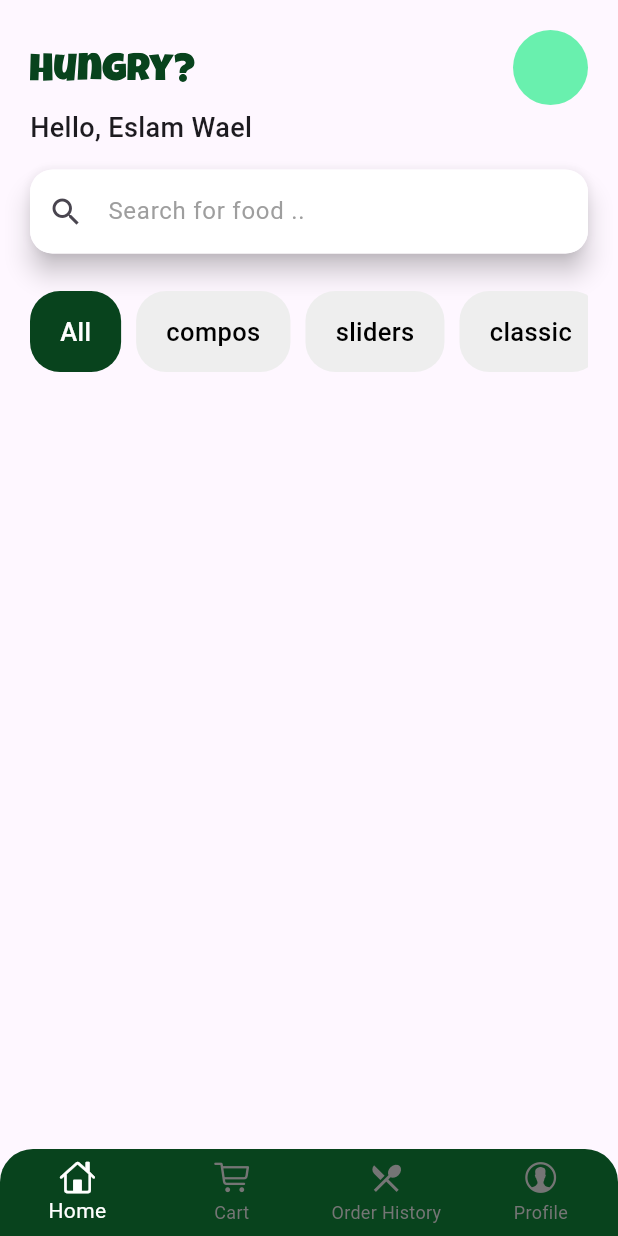
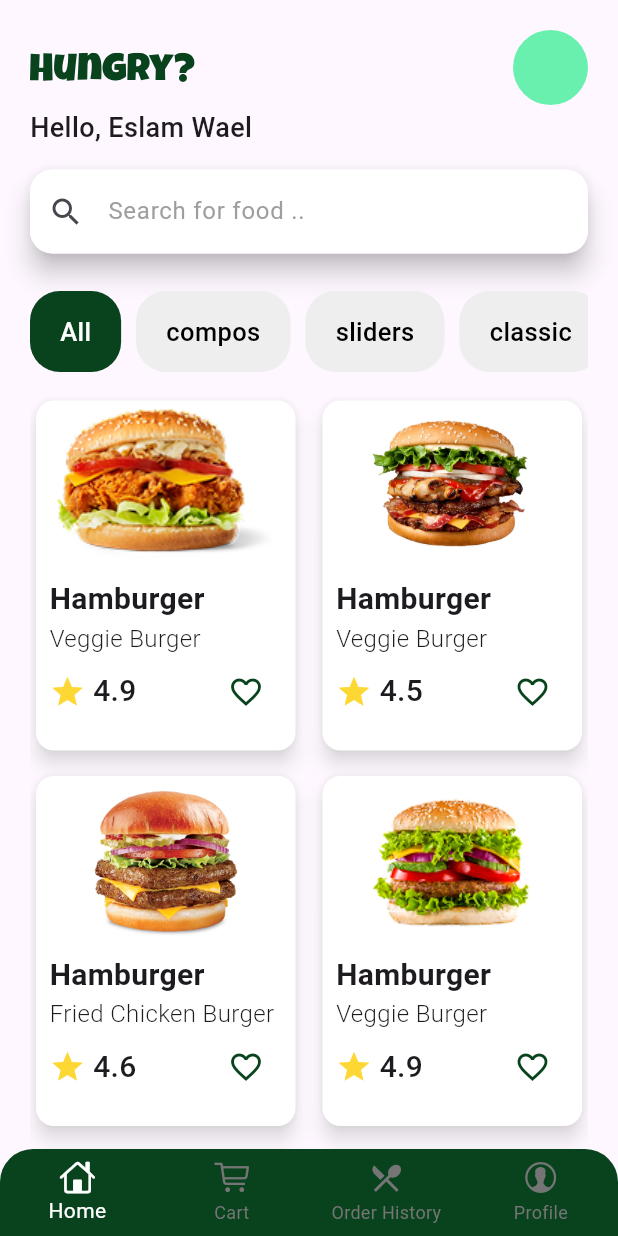
Before and after one commit to eslamwael22/Foodie, a Flutter app: the screen it shows after launch, on a phone screen of 412 x 824 dp. Run offline on Flutter 3.47's test engine with Material 3 defaults, Android fonts, the phone set to English and light mode, and no system bars; our stand-ins replace flutter_svg, gap, go_router.

Commit message:
feat: add food data model and card widget for displaying food items
- Created FoodModel class to represent food item attributes.
- Added food_data.dart to store a list of food items.
- Implemented Carditem widget to display food items with title, subtitle, rating, and image.
- Integrated favorite functionality in Carditem widget.

```diff
--- a/lib/core/widgets/custom_text.dart
+++ b/lib/core/widgets/custom_text.dart
@@ -5,6 +5,8 @@ class CustomText extends StatelessWidget {
   final Color? color;
   final double? fontSize;
   final FontWeight? fontWeight;
+  final int? maxLines;
+  final TextOverflow? overflow;
 
   const CustomText({
     super.key,
@@ -12,12 +14,16 @@ class CustomText extends StatelessWidget {
     this.color,
     this.fontSize,
     this.fontWeight,
+    this.maxLines,
+    this.overflow,
   });
 
   @override
   Widget build(BuildContext context) {
     return Text(
       text,
+      maxLines: maxLines,
+      overflow: overflow,
       style: TextStyle(
         color: color,
         fontSize: fontSize,
--- /dev/null
+++ b/lib/features/home/data/food_data.dart
@@ -0,0 +1,40 @@
+import 'package:foodie/features/home/data/models/food_model.dart';
+
+final List<FoodModel> foods = [
+  FoodModel(
+    title: 'Hamburger',
+    subtitle: 'Veggie Burger',
+    rating: '4.9',
+    image: 'assets/images/image 3.png',
+  ),
+  FoodModel(
+    title: 'Hamburger',
+    subtitle: 'Veggie Burger',
+    rating: '4.5',
+    image: 'assets/images/image 4.png',
+  ),
+  FoodModel(
+    title: 'Hamburger',
+    subtitle: 'Fried Chicken Burger',
+    rating: '4.6',
+    image: 'assets/images/image 6.png',
+  ),
+  FoodModel(
+    title: 'Hamburger',
+    subtitle: 'Veggie Burger',
+    rating: '4.9',
+    image: 'assets/images/image 5.png',
+  ),
+  FoodModel(
+    title: 'Hamburger',
+    subtitle: 'Veggie Burger',
+    rating: '4.9',
+    image: 'assets/images/image 5.png',
+  ),
+  FoodModel(
+    title: 'Hamburger',
+    subtitle: 'Veggie Burger',
+    rating: '4.9',
+    image: 'assets/images/image 5.png',
+  ),
+];
--- /dev/null
+++ b/lib/features/home/data/models/food_model.dart
@@ -0,0 +1,13 @@
+class FoodModel {
+  final String title;
+  final String image;
+  final String subtitle;
+  final String rating;
+
+  const FoodModel({
+    required this.image,
+    required this.rating,
+    required this.title,
+    required this.subtitle,
+  });
+}
--- a/lib/features/home/views/home_view.dart
+++ b/lib/features/home/views/home_view.dart
@@ -2,6 +2,8 @@ import 'package:flutter/material.dart';
 import 'package:flutter_svg/flutter_svg.dart';
 import 'package:foodie/core/constants/app_colors.dart';
 import 'package:foodie/core/widgets/custom_text.dart';
+import 'package:foodie/features/home/data/food_data.dart';
+import 'package:foodie/features/home/widgets/card_item.dart';
 import 'package:foodie/features/home/widgets/search_Text_Filed.dart';
 import 'package:gap/gap.dart';
 
@@ -18,7 +20,7 @@ class _HomeViewState extends State<HomeView> {
   @override
   Widget build(BuildContext context) {
     return GestureDetector(
-      onTap: () => FocusManager.instance.primaryFocus?.unfocus(),
+      onTap: () => FocusScope.of(context).unfocus(),
       child: Scaffold(
         body: SafeArea(
           child: Padding(
@@ -98,6 +100,29 @@ class _HomeViewState extends State<HomeView> {
                     ),
                   ),
                 ),
+                const Gap(15),
+
+                Expanded(
+                  child: GridView.builder(
+                    itemCount: foods.length,
+                    padding: EdgeInsets.zero,
+                    gridDelegate:
+                        const SliverGridDelegateWithFixedCrossAxisCount(
+                          crossAxisCount: 2,
+                          crossAxisSpacing: 10,
+                          mainAxisSpacing: 9,
+                          childAspectRatio: 0.75,
+                        ),
+                    itemBuilder: (context, index) {
+                      return Carditem(
+                        title: foods[index].title,
+                        subtitle: foods[index].subtitle,
+                        rating: foods[index].rating,
+                        image: foods[index].image,
+                      );
+                    },
+                  ),
+                ),
               ],
             ),
           ),
--- /dev/null
+++ b/lib/features/home/widgets/card_item.dart
@@ -0,0 +1,83 @@
+import 'package:flutter/material.dart';
+import 'package:foodie/core/constants/app_colors.dart';
+import 'package:foodie/core/widgets/custom_text.dart';
+import 'package:gap/gap.dart';
+
+class Carditem extends StatefulWidget {
+  final String title;
+  final String subtitle;
+  final String rating;
+  final String image;
+
+  const Carditem({
+    super.key,
+    required this.title,
+    required this.subtitle,
+    required this.rating,
+    required this.image,
+  });
+
+  @override
+  State<Carditem> createState() => _CarditemState();
+}
+
+class _CarditemState extends State<Carditem> {
+  bool isFavorite = false;
+  @override
+  Widget build(BuildContext context) {
+    return Card(
+      color: Colors.white,
+      shadowColor: Colors.white,
+      elevation: 5,
+      child: Container(
+        width: 180,
+        height: 225,
+        padding: const EdgeInsets.symmetric(horizontal: 9, vertical: 1),
+        child: Column(
+          crossAxisAlignment: CrossAxisAlignment.start,
+          children: [
+            Center(child: Image.asset(widget.image, height: 110)),
+            Gap(7),
+            CustomText(
+              text: widget.title,
+              fontSize: 20,
+              fontWeight: FontWeight.bold,
+              maxLines: 1,
+              overflow: TextOverflow.ellipsis,
+            ),
+            CustomText(
+              text: widget.subtitle,
+              fontSize: 16,
+              fontWeight: FontWeight.w300,
+              maxLines: 1,
+              overflow: TextOverflow.ellipsis,
+            ),
+            Row(
+              children: [
+                Icon(Icons.star, color: Colors.yellow.shade600),
+                Gap(5),
+                CustomText(
+                  text: widget.rating,
+                  fontSize: 20,
+                  fontWeight: FontWeight.w500,
+                ),
+                Spacer(),
+                IconButton(
+                  onPressed: () {
+                    setState(() {
+                      isFavorite = !isFavorite;
+                    });
+                  },
+                  icon: Icon(
+                    isFavorite ? Icons.favorite : Icons.favorite_border,
+                    color: isFavorite ? Colors.red : AppColors.primary,
+                  ),
+                ),
+              ],
+            ),
+          ],
+        ),
+      ),
+    );
+  }
+}
```
Also changed, not shown: assets/images/image 3.png (added), assets/images/image 4.png (added), assets/images/image 5.png (added), assets/images/image 6.png (added).
